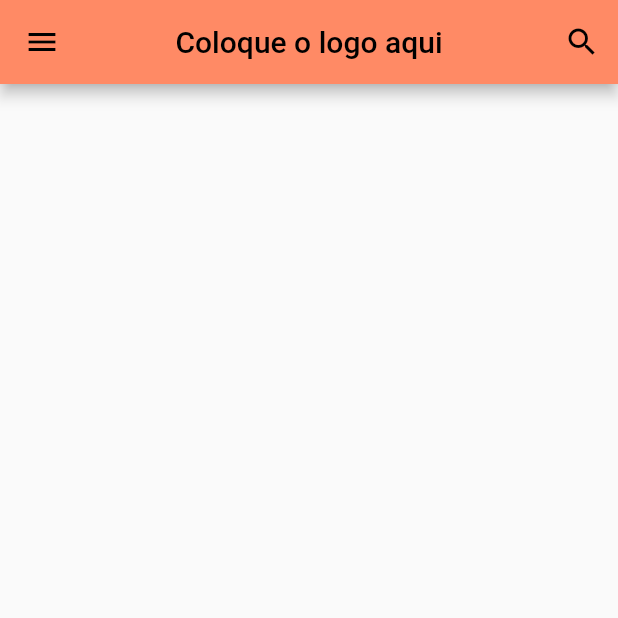
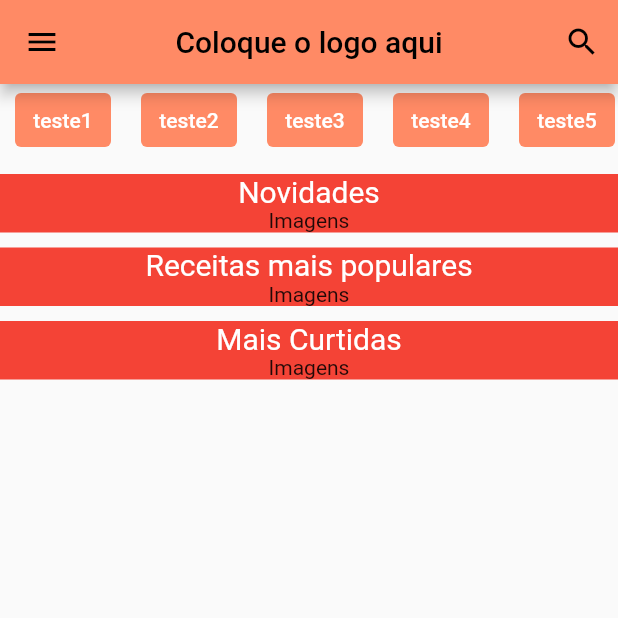
Before and after one commit to MisterDoom4/aplicativo_receitas, a Flutter app: the screen it shows after launch, on a phone screen of 412 x 824 dp, the top half of it. Run offline on Flutter 3.47's test engine with Material 2 defaults, Android fonts, the phone set to English and light mode, and no system bars; our stand-ins replace equatable; network calls fail.

Commit message:
update home screen

```diff
--- /dev/null
+++ b/lib/domain/entities/user.dart
@@ -0,0 +1,16 @@
+import 'package:equatable/equatable.dart';
+
+class User extends Equatable {
+  final String name;
+  final String email;
+  final String password;
+  User({
+    required this.name,
+    required this.email,
+    required this.password,
+  });
+
+  @override
+  // TODO: implement props
+  List<Object?> get props => throw UnimplementedError();
+}
--- /dev/null
+++ b/lib/domain/repositories/user_repository.dart
@@ -0,0 +1 @@
+abstract class UserReporitory {}
--- a/lib/main.dart
+++ b/lib/main.dart
@@ -2,8 +2,9 @@ import 'dart:convert';
 
 import 'package:flutter/material.dart';
 import 'package:http/http.dart' as http;
+import 'package:receitas/util/constants.dart';
 
-import 'routes/route_manager.dart';
+import 'util/routes/route_manager.dart';
 
 void main() {
   runApp(const AppEntry());
@@ -31,18 +32,7 @@ class _AppEntry extends State<AppEntry> {
     return MaterialApp(
       debugShowCheckedModeBanner: false,
       theme: ThemeData(
-        primarySwatch: const MaterialColor(0XFFFF8A65, {
-          50: Color.fromRGBO(255, 138, 101, .1),
-          100: Color.fromRGBO(255, 138, 101, .2),
-          200: Color.fromRGBO(255, 138, 101, .3),
-          300: Color.fromRGBO(255, 138, 101, .4),
-          400: Color.fromRGBO(255, 138, 101, .5),
-          500: Color.fromRGBO(255, 138, 101, .6),
-          600: Color.fromRGBO(255, 138, 101, .7),
-          700: Color.fromRGBO(255, 138, 101, .8),
-          800: Color.fromRGBO(255, 138, 101, .9),
-          900: Color.fromRGBO(255, 138, 101, 1),
-        }),
+        primarySwatch: appMaterialColor,
       ),
       initialRoute: '/',
       onGenerateRoute: GenerateAllRoutes.generateRoute,
--- /dev/null
+++ b/lib/presentation/screens/home.dart
@@ -0,0 +1,54 @@
+import 'package:flutter/material.dart';
+import 'package:receitas/presentation/widgets/widget_topics.dart';
+import 'package:receitas/util/constants.dart';
+import 'package:receitas/presentation/widgets/widget_search.dart';
+
+import '../widgets/widget_category.dart';
+import '../widgets/widget_menu.dart';
+import '../widgets/widget_usermenu.dart';
+
+class Home extends StatefulWidget {
+  const Home({super.key});
+
+  @override
+  State<Home> createState() => _HomeState();
+}
+
+class _HomeState extends State<Home> {
+  @override
+  Widget build(BuildContext context) {
+    return Scaffold(
+      appBar: AppBar(
+        centerTitle: true,
+        title: logo,
+        actions: [
+          IconButton(
+            onPressed: () => Navigator.of(context)
+                .push(MaterialPageRoute(builder: (_) => const SearchPage())),
+            icon: const Icon(Icons.search),
+          )
+        ],
+      ),
+      body: Column(
+        children: const [
+          SizedBox(
+            height: 60,
+            child: Category(),
+          ),
+          Topics(titulo: "Novidades"),
+          Padding(
+            padding: EdgeInsets.only(top: 10),
+            child: Topics(titulo: 'Receitas mais populares'),
+          ),
+          Padding(
+            padding: EdgeInsets.only(top: 10),
+            child: Topics(
+              titulo: 'Mais Curtidas',
+            ),
+          ),
+        ],
+      ),
+      drawer: const UserMenu(),
+    );
+  }
+}
--- a/lib/screens/login_screen.dart
+++ b/lib/presentation/screens/login_screen.dart
@@ -79,6 +79,21 @@ class _LoginScreenState extends State<LoginScreen> {
                             ),
                           ),
                         ),
+                      ),
+                      TextButton(
+                        onPressed: () =>
+                            Navigator.pushNamed(context, '/register'),
+                        child: RichText(
+                          text: const TextSpan(
+                              text: 'Sou um novo usuario,',
+                              style: TextStyle(color: Colors.black),
+                              children: [
+                                TextSpan(
+                                    text: " cadatre aqui",
+                                    style:
+                                        TextStyle(fontWeight: FontWeight.bold))
+                              ]),
+                        ),
                       )
                     ],
                   ),
--- a/lib/screens/register_screen.dart
+++ b/lib/presentation/screens/register_screen.dart
@@ -19,8 +19,14 @@ class _RegisterScreenState extends State<RegisterScreen> {
           width: MediaQuery.of(context).size.width,
           child: Column(
             children: [
+              Padding(
+                padding: const EdgeInsetsDirectional.only(end: 310, top: 22),
+                child: BackButton(
+                  onPressed: () => Navigator.pop(context),
+                ),
+              ),
               const Padding(
-                padding: EdgeInsetsDirectional.only(top: 150, bottom: 20),
+                padding: EdgeInsetsDirectional.only(top: 90, bottom: 20),
                 child: logo,
               ),
               Padding(
--- /dev/null
+++ b/lib/presentation/widgets/widget_category.dart
@@ -0,0 +1,176 @@
+import 'package:flutter/material.dart';
+
+import '../../util/constants.dart';
+
+class Category extends StatefulWidget {
+  const Category({super.key});
+
+  @override
+  State<Category> createState() => _CategoryState();
+}
+
+class _CategoryState extends State<Category> {
+  @override
+  Widget build(BuildContext context) {
+    return ListView(
+      scrollDirection: Axis.horizontal,
+      shrinkWrap: true,
+      children: [
+        Padding(
+          padding: const EdgeInsets.only(left: 10, right: 10),
+          child: Column(
+            children: [
+              TextButton(
+                onPressed: () {
+                  print('teste1');
+                },
+                style: ButtonStyle(
+                  backgroundColor: MaterialStateProperty.all(defaultColor),
+                  overlayColor: MaterialStateProperty.all(Colors.red),
+                ),
+                child: const Text(
+                  'teste1',
+                  style: TextStyle(
+                    color: Colors.white,
+                  ),
+                ),
+              ),
+            ],
+          ),
+        ),
+        Padding(
+          padding: const EdgeInsets.only(left: 10, right: 10),
+          child: Column(
+            children: [
+              TextButton(
+                onPressed: () {
+                  print('teste2');
+                },
+                style: ButtonStyle(
+                  backgroundColor: MaterialStateProperty.all(defaultColor),
+                  overlayColor: MaterialStateProperty.all(Colors.red),
+                ),
+                child: const Text(
+                  'teste2',
+                  style: TextStyle(
+                    color: Colors.white,
+                  ),
+                ),
+              ),
+            ],
+          ),
+        ),
+        Padding(
+          padding: const EdgeInsets.only(left: 10, right: 10),
+          child: Column(
+            children: [
+              TextButton(
+                onPressed: () {
+                  print('teste3');
+                },
+                style: ButtonStyle(
+                  backgroundColor: MaterialStateProperty.all(defaultColor),
+                  overlayColor: MaterialStateProperty.all(Colors.red),
+                ),
+                child: const Text(
+                  'teste3',
+                  style: TextStyle(
+                    color: Colors.white,
+                  ),
+                ),
+              ),
+            ],
+          ),
+        ),
+        Padding(
+          padding: const EdgeInsets.only(left: 10, right: 10),
+          child: Column(
+            children: [
+              TextButton(
+                onPressed: () {
+                  print('teste4');
+                },
+                style: ButtonStyle(
+                  backgroundColor: MaterialStateProperty.all(defaultColor),
+                  overlayColor: MaterialStateProperty.all(Colors.red),
+                ),
+                child: const Text(
+                  'teste4',
+                  style: TextStyle(
+                    color: Colors.white,
+                  ),
+                ),
+              ),
+            ],
+          ),
+        ),
+        Padding(
+          padding: const EdgeInsets.only(left: 10, right: 10),
+          child: Column(
+            children: [
+              TextButton(
+                onPressed: () {
+                  print('teste5');
+                },
+                style: ButtonStyle(
+                  backgroundColor: MaterialStateProperty.all(defaultColor),
+                  overlayColor: MaterialStateProperty.all(Colors.red),
+                ),
+                child: const Text(
+                  'teste5',
+                  style: TextStyle(
+                    color: Colors.white,
+                  ),
+                ),
+              ),
+            ],
+          ),
+        ),
+        Padding(
+          padding: const EdgeInsets.only(left: 10, right: 10),
+          child: Column(
+            children: [
+              TextButton(
+                onPressed: () {
+                  print('teste6');
+                },
+                style: ButtonStyle(
+                  backgroundColor: MaterialStateProperty.all(defaultColor),
+                  overlayColor: MaterialStateProperty.all(Colors.red),
+                ),
+                child: const Text(
+                  'teste6',
+                  style: TextStyle(
+                    color: Colors.white,
+                  ),
+                ),
+              ),
+            ],
+          ),
+        ),
+        Padding(
+          padding: const EdgeInsets.only(left: 10, right: 10),
+          child: Column(
+            children: [
+              TextButton(
+                onPressed: () {
+                  print('teste7');
+                },
+                style: ButtonStyle(
+                  backgroundColor: MaterialStateProperty.all(defaultColor),
+                  overlayColor: MaterialStateProperty.all(Colors.red),
+                ),
+                child: const Text(
+                  'teste7',
+                  style: TextStyle(
+                    color: Colors.white,
+                  ),
+                ),
+              ),
+            ],
+          ),
+        ),
+      ],
+    );
+  }
+}
--- a/lib/util/widgets/widget_menu.dart
+++ b/lib/presentation/widgets/widget_menu.dart
@@ -1,6 +1,6 @@
 import 'package:flutter/material.dart';
 
-import '../constants.dart';
+import '../../util/constants.dart';
 
 class Menu extends StatelessWidget {
   const Menu({
@@ -38,11 +38,6 @@ class Menu extends StatelessWidget {
             title: const Text("Login"),
             onTap: () => Navigator.pushNamed(context, '/login'),
           ),
-          ListTile(
-            leading: const Icon(Icons.app_registration),
-            title: const Text("Cadastrar"),
-            onTap: () => Navigator.pushNamed(context, '/register'),
-          ),
           const ListTile(
             leading: Icon(Icons.settings),
             title: Text("Configurações"),
--- /dev/null
+++ b/lib/presentation/widgets/widget_topics.dart
@@ -0,0 +1,30 @@
+import 'package:flutter/material.dart';
+
+class Topics extends StatefulWidget {
+  final String titulo;
+  const Topics({super.key, required this.titulo});
+
+  @override
+  State<Topics> createState() => _TopicsState();
+}
+
+class _TopicsState extends State<Topics> {
+  @override
+  Widget build(BuildContext context) {
+    return Container(
+        width: double.infinity,
+        decoration: const BoxDecoration(
+          color: Colors.red,
+        ),
+        child: Column(
+          children: [
+            Text(widget.titulo,
+                style: const TextStyle(
+                  color: Colors.white,
+                  fontSize: 20,
+                )),
+            const Text('Imagens'),
+          ],
+        ));
+  }
+}
--- a/lib/util/widgets/widget_usermenu.dart
+++ b/lib/presentation/widgets/widget_usermenu.dart
@@ -1,6 +1,6 @@
 import 'package:flutter/material.dart';
 
-import '../constants.dart';
+import '../../util/constants.dart';
 
 class UserMenu extends StatelessWidget {
   const UserMenu({
--- a/lib/screens/home.dart
+++ /dev/null
@@ -1,33 +0,0 @@
-import 'package:flutter/material.dart';
-import 'package:receitas/util/constants.dart';
-import 'package:receitas/util/widgets/widget_search.dart';
-
-import '../util/widgets/widget_menu.dart';
-import '../util/widgets/widget_usermenu.dart';
-
-class Home extends StatefulWidget {
-  const Home({super.key});
-
-  @override
-  State<Home> createState() => _HomeState();
-}
-
-class _HomeState extends State<Home> {
-  @override
-  Widget build(BuildContext context) {
-    return Scaffold(
-      appBar: AppBar(
-        centerTitle: true,
-        title: logo,
-        actions: [
-          IconButton(
-            onPressed: () => Navigator.of(context)
-                .push(MaterialPageRoute(builder: (_) => const SearchPage())),
-            icon: const Icon(Icons.search),
-          )
-        ],
-      ),
-      drawer: const UserMenu(),
-    );
-  }
-}
--- a/lib/util/constants.dart
+++ b/lib/util/constants.dart
@@ -3,3 +3,15 @@ import 'package:flutter/material.dart';
 // arquivo para colocar variaveis constantes
 final defaultColor = Colors.deepOrange.shade300;
 const logo = Text("Coloque o logo aqui");
+const appMaterialColor = MaterialColor(0XFFFF8A65, {
+  50: Color.fromRGBO(255, 138, 101, .1),
+  100: Color.fromRGBO(255, 138, 101, .2),
+  200: Color.fromRGBO(255, 138, 101, .3),
+  300: Color.fromRGBO(255, 138, 101, .4),
+  400: Color.fromRGBO(255, 138, 101, .5),
+  500: Color.fromRGBO(255, 138, 101, .6),
+  600: Color.fromRGBO(255, 138, 101, .7),
+  700: Color.fromRGBO(255, 138, 101, .8),
+  800: Color.fromRGBO(255, 138, 101, .9),
+  900: Color.fromRGBO(255, 138, 101, 1),
+});
--- a/lib/routes/route_manager.dart
+++ b/lib/util/routes/route_manager.dart
@@ -1,7 +1,7 @@
 import 'package:flutter/material.dart';
-import 'package:receitas/screens/home.dart';
-import 'package:receitas/screens/login_screen.dart';
-import 'package:receitas/screens/register_screen.dart';
+import 'package:receitas/presentation/screens/home.dart';
+import 'package:receitas/presentation/screens/login_screen.dart';
+import 'package:receitas/presentation/screens/register_screen.dart';
 
 class GenerateAllRoutes {
   static Route<dynamic> generateRoute(
--- a/pubspec.yaml
+++ b/pubspec.yaml
@@ -33,6 +33,7 @@ dependencies:
     sdk: flutter
   sqflite: ^2.2.2
   http: ^0.13.5
+  equatable: ^2.0.5
 
 
   # The following adds the Cupertino Icons font to your application.
@@ -43,7 +44,6 @@ dev_dependencies:
   flutter_test:
     sdk: flutter
   change_app_package_name: ^1.1.0
-
   # The "flutter_lints" package below contains a set of recommended lints to
   # encourage good coding practices. The lint set provided by the package is
   # activated in the `analysis_options.yaml` file located at the root of your
```
Also changed, not shown: lib/presentation/widgets/widget_search.dart (renamed from lib/util/widgets/widget_search.dart), pubspec.lock.
